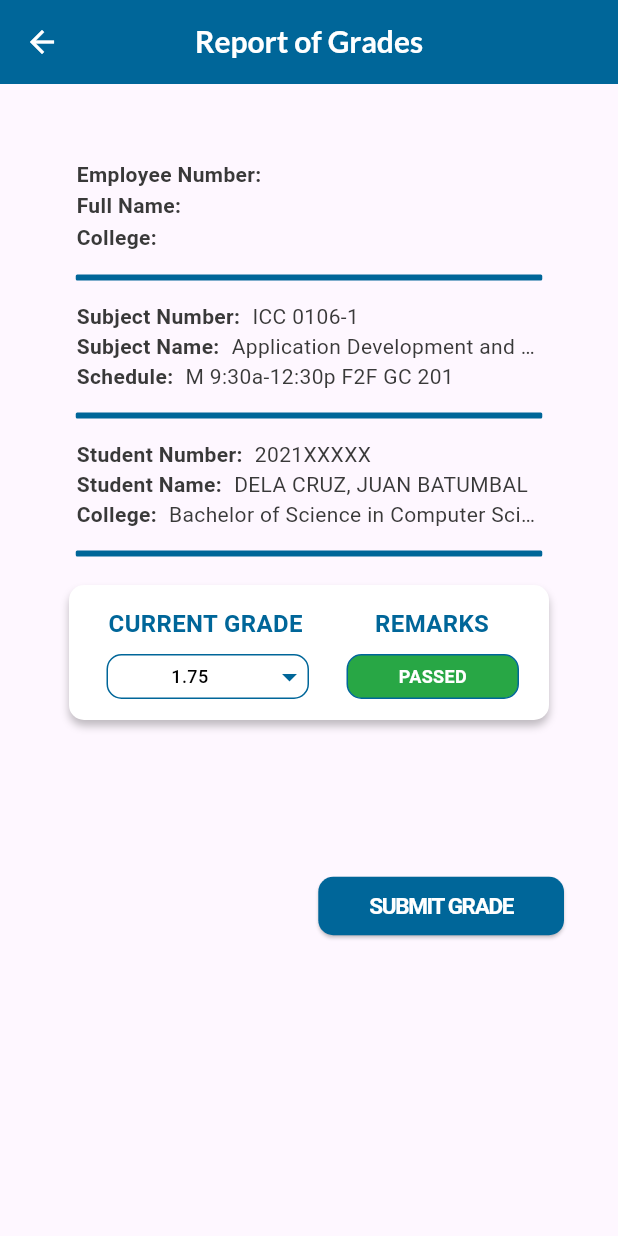
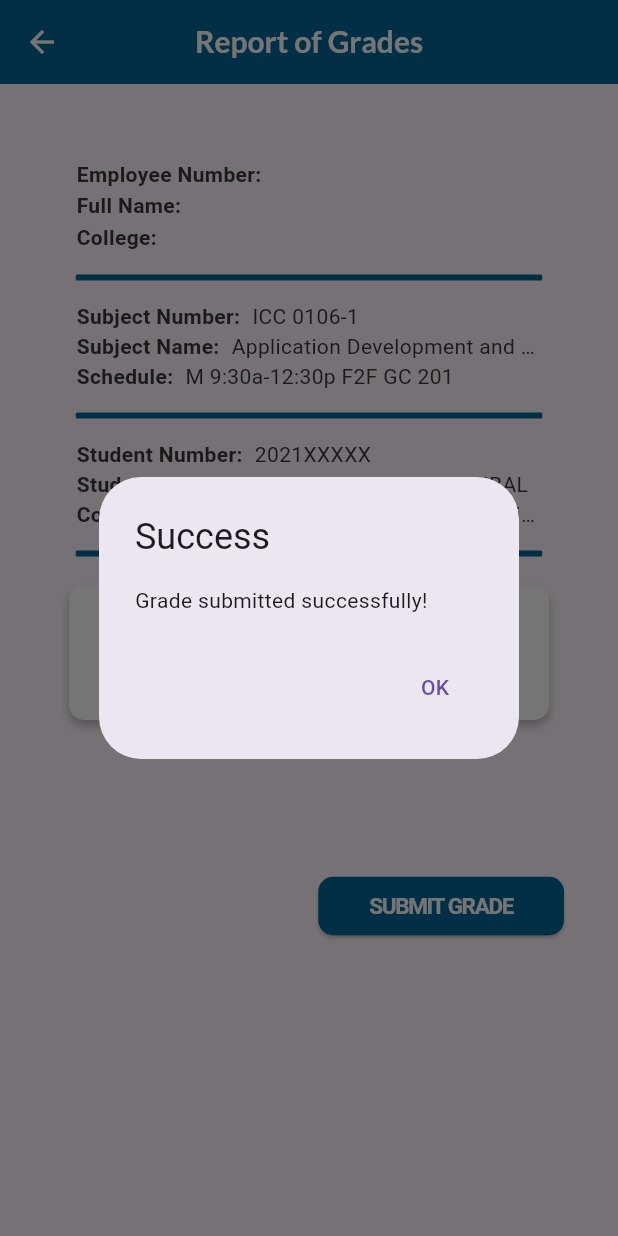
Before and after one commit to JustLiwag/plm-app-faculty-admin, a Flutter app: the InputGradesPage screen opened directly with sample values from the repository, after a tap on "SUBMIT GRADE", on a phone screen of 412 x 824 dp. Run offline on Flutter 3.47's test engine with Material 3 defaults, Android fonts, the phone set to English and light mode, and no system bars; our stand-ins replace cached_network_image, connectivity_plus, fl_chart, flutter_speed_dial, flutter_svg, pdf and 1 more.

Commit message:
[feature] grade change saved

```diff
--- a/lib/models/faculty/student_model.dart
+++ b/lib/models/faculty/student_model.dart
@@ -1,9 +1,9 @@
 class Student {
   final String studentNumber;
-  final String grade;
+  String grade;
   final String studentName;
   final String college;
-  final String remarks;
+  String remarks;
 
   Student({
     required this.studentNumber,
--- a/lib/screens/faculty/change_grades/input_grades.dart
+++ b/lib/screens/faculty/change_grades/input_grades.dart
@@ -31,23 +31,50 @@ class InputGradesPageState extends State<InputGradesPage> {
     if (_selectedGrade == null) {
       _remark = 'INC';
     } else if (_selectedGrade! <= 3.00) {
-      _remark = 'PASSED';
+      _remark = 'Passed';
     } else {
-      _remark = 'FAILED';
+      _remark = 'Failed';
     }
   }
 
   Color _getRemarkColor(String remark) {
     switch (remark) {
-      case 'PASSED':
+      case 'Passed':
         return const Color(0xFF28A745);
-      case 'FAILED':
+      case 'Failed':
         return const Color(0xFFA31920);
       case 'INC':
         return const Color(0xFFE9B700);
       default:
         return Colors.white;
     }
+  }
+
+  void _submitGrade() {
+    setState(() {
+      widget.student.grade = _selectedGrade?.toStringAsFixed(2) ?? 'INC';
+      widget.student.remarks = _remark;
+    });
+
+    showDialog(
+      context: context,
+      builder: (BuildContext context) {
+        return AlertDialog(
+          title: const Text('Success'),
+          content: const Text('Grade submitted successfully!'),
+          actions: <Widget>[
+            TextButton(
+              child: const Text('OK'),
+              onPressed: () {
+                Navigator.of(context).pop();
+                Navigator.of(context).pop(true);
+                Navigator.of(context).pop(true);
+              },
+            ),
+          ],
+        );
+      },
+    );
   }
 
   @override
@@ -253,9 +280,7 @@ class InputGradesPageState extends State<InputGradesPage> {
                     child: Padding(
                       padding: const EdgeInsets.only(top: 10),
                       child: ElevatedButton(
-                        onPressed: () {
-                          // Insert your logic here for when the button is pressed
-                        },
+                        onPressed: _submitGrade,
                         style: ElevatedButton.styleFrom(
                           minimumSize: const Size(150, 39),
                           backgroundColor: const Color(0xFF006699),
```
